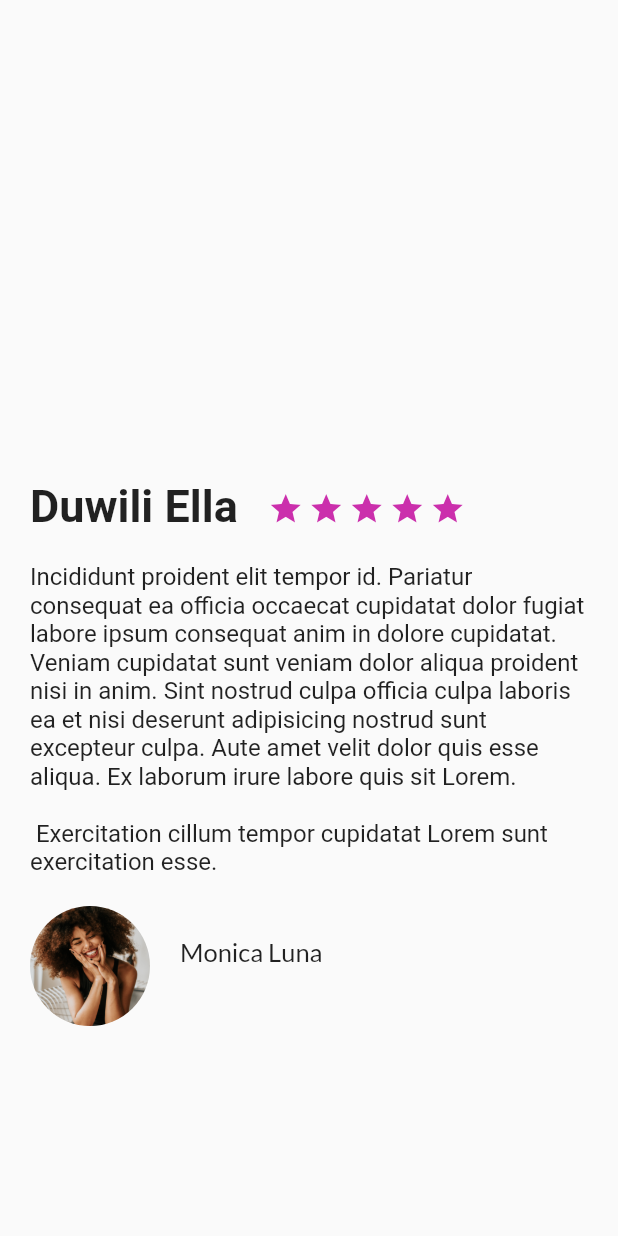
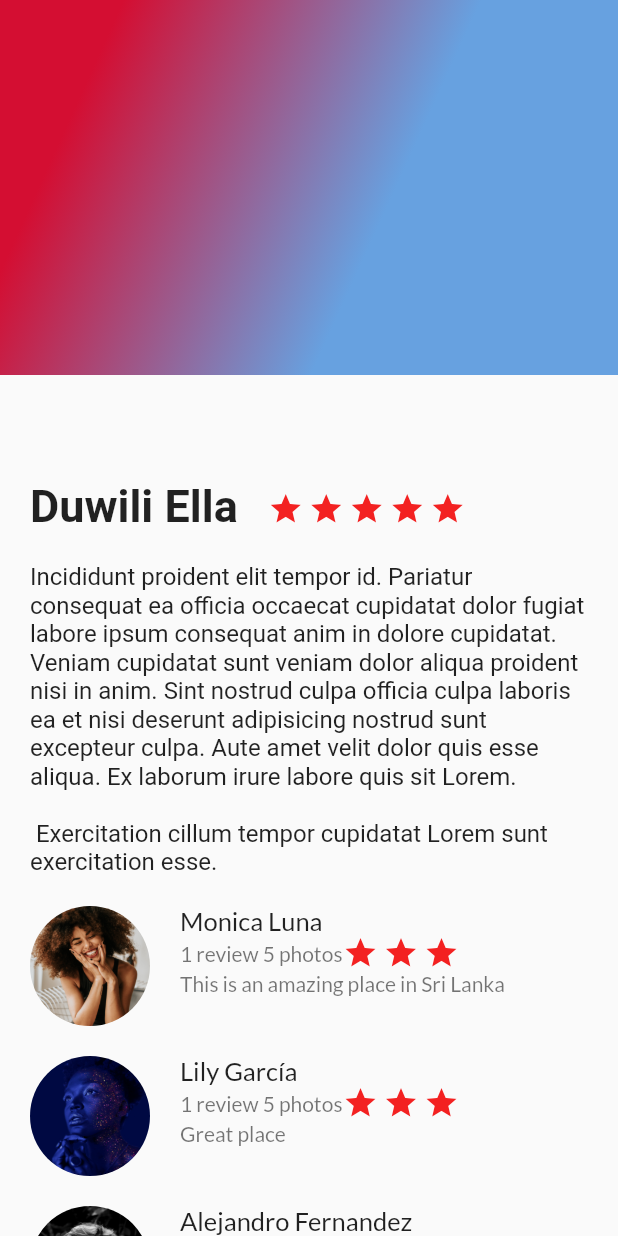
Before and after one commit to Fabiola08/travel_app, a Flutter app: the screen it shows after launch, on a phone screen of 412 x 824 dp. Run offline on Flutter 3.47's test engine with Material 2 defaults, Android fonts, the phone set to English and light mode, and no system bars; our stand-ins replace google_fonts; Roboto replaces fonts that are missing (Dosis).

Commit message:
Gradient&Scroll

```diff
--- a/lib/main.dart
+++ b/lib/main.dart
@@ -1,5 +1,7 @@
 import 'package:flutter/material.dart';
 import 'package:travel_app/screens/description_place_screen.dart';
+import 'package:travel_app/screens/gradient_back.dart';
+import 'package:travel_app/screens/review_list.dart';
 
 void main() {
   runApp(const MainApp());
@@ -15,12 +17,22 @@ class MainApp extends StatelessWidget {
     return MaterialApp(
       debugShowCheckedModeBanner: false,
       home: Scaffold(
-        body: DescriptionPlaceScreen(
-          descriptionPlace: descriptionText,
-          namePlace: namePlace,
-          stars: 5,
 
+        body: Stack(
+          children: [
+            ListView(
+              children: [
+         DescriptionPlaceScreen(
+        descriptionPlace: descriptionText,
+        namePlace: namePlace,
+        stars: 5,
 
+        ),
+        const ReviewList(),
+              ],
+            ),
+            const GradientBack(),
+          ],
         ),
       ),
     );
--- a/lib/screens/description_place_screen.dart
+++ b/lib/screens/description_place_screen.dart
@@ -31,7 +31,7 @@ class DescriptionPlaceScreen extends StatelessWidget {
       ),
       child: const Icon(
         Icons.star,
-        color: Color.fromARGB(255, 203, 47, 172),
+        color: Color.fromARGB(255, 243, 33, 33),
       )
     );
 
@@ -77,7 +77,6 @@ class DescriptionPlaceScreen extends StatelessWidget {
       children: [
         titleAndStars,
         description,
-        const Review(),
       ],
     );
   }
--- /dev/null
+++ b/lib/screens/gradient_back.dart
@@ -0,0 +1,24 @@
+import 'package:flutter/material.dart';
+
+class GradientBack extends StatelessWidget {
+  const GradientBack({super.key});
+
+  @override
+  Widget build(BuildContext context) {
+    return Container(
+      height: 250.0,
+      decoration: const BoxDecoration(
+        gradient: LinearGradient(
+          colors: [
+            Color.fromARGB(255, 212, 14, 50),
+            Color.fromARGB(255, 103, 161, 224),
+          ],
+          begin: FractionalOffset(0.2, 0.0),
+          end: FractionalOffset(1.0, 0.6),
+          stops: [0.0, 0.6],
+          tileMode: TileMode.clamp,
+          ),
+      ),
+    );
+  }
+}
--- a/lib/screens/review.dart
+++ b/lib/screens/review.dart
@@ -2,15 +2,26 @@ import 'package:flutter/material.dart';
 import 'package:google_fonts/google_fonts.dart';
 
 class Review extends StatelessWidget {
-  final String pathImage = 'assets/img/profile1.jpg';
-  final String user = 'Monica Luna';
-  final String details = '1 review 5 photos';
-  final String commet = 'This is an amazing place in Sri Lanka';
+  final String pathImage;
+  final String user;
+  final String details;
+  final String comments;
 
-  const Review({super.key});
+  const Review({super.key, required this.pathImage, required this.user, required this.details, required this.comments});
 
   @override
   Widget build(BuildContext context) {
+    //widget para dibujar una estrella con relleno
+     final star = Container(
+      margin: const EdgeInsets.only(
+        right: 3.0,
+      ),
+      child: const Icon(
+        Icons.star,
+        color: Color.fromARGB(255, 243, 33, 33),
+      )
+    );
+
     final profilePic = Container(
       margin: const EdgeInsets.only(
         top: 20.0,
@@ -37,10 +48,60 @@ class Review extends StatelessWidget {
         style: GoogleFonts.lato(fontSize: 17.0),
       ),
     );
+
+    final userInfo = Container(
+      margin: const EdgeInsets.only(
+        left: 20.0
+      ),
+      child: Text(
+        details,
+        textAlign: TextAlign.left,
+        style: GoogleFonts.lato(
+          fontSize: 14.0,
+          color: Colors.black54,
+        ),
+
+      ),
+
+    );
+
+    final userComments = Container(
+      margin: const EdgeInsets.only(
+        left: 20.0,
+      ),
+      child: Text(
+        comments,
+        textAlign: TextAlign.left,
+        style: GoogleFonts.lato(
+          fontSize: 14.0,
+          color: Colors.black54
+        ),
+      ),
+    );
+
+    //widget para mostrar unserName, userInfo y userComments
+    final userDetails = Column(
+      crossAxisAlignment: CrossAxisAlignment.start,
+      children: [
+        userName,
+        Row(
+          children: [
+            userInfo,
+            star,
+            star,
+            star,
+          ],
+        ),
+        userComments
+      ],
+    );
+
+
+
     return Row(
       children: [
         profilePic,
-        userName,
+        userDetails,
       ],
     );
   }
--- /dev/null
+++ b/lib/screens/review_list.dart
@@ -0,0 +1,43 @@
+import 'package:flutter/material.dart';
+import 'package:travel_app/screens/review.dart';
+
+class ReviewList extends StatelessWidget {
+  const ReviewList({super.key});
+
+  final String pathImage = 'assets/img/profile1.jpg';
+  final String user = 'Monica Luna';
+  final String details = '1 review 5 photos';
+  final String comments = 'This is an amazing place in Sri Lanka';
+
+  @override
+  Widget build(BuildContext context) {
+    return const Column(
+      crossAxisAlignment: CrossAxisAlignment.start,
+      children: [
+        Review(pathImage: 'assets/img/profile1.jpg',
+         user: 'Monica Luna',
+         details: '1 review 5 photos',
+         comments: 'This is an amazing place in Sri Lanka',
+         ),
+         Review(pathImage: 'assets/img/profile2.jpg',
+         user: 'Lily García',
+         details: '1 review 5 photos',
+         comments: 'Great place',
+         ),
+         Review(pathImage: 'assets/img/profile3.jpg',
+         user: 'Alejandro Fernandez',
+         details: '1 review 5 photos',
+         comments: 'Wonderful weather',
+         ),
+         Review(pathImage: 'assets/img/profile4.jpg',
+         user: 'Angie Méndez',
+         details: '1 review 5 photos',
+         comments: 'Beautiful place and nice people',
+         ),
+      ],
+    );
+
+
+  }
+
+}
```
